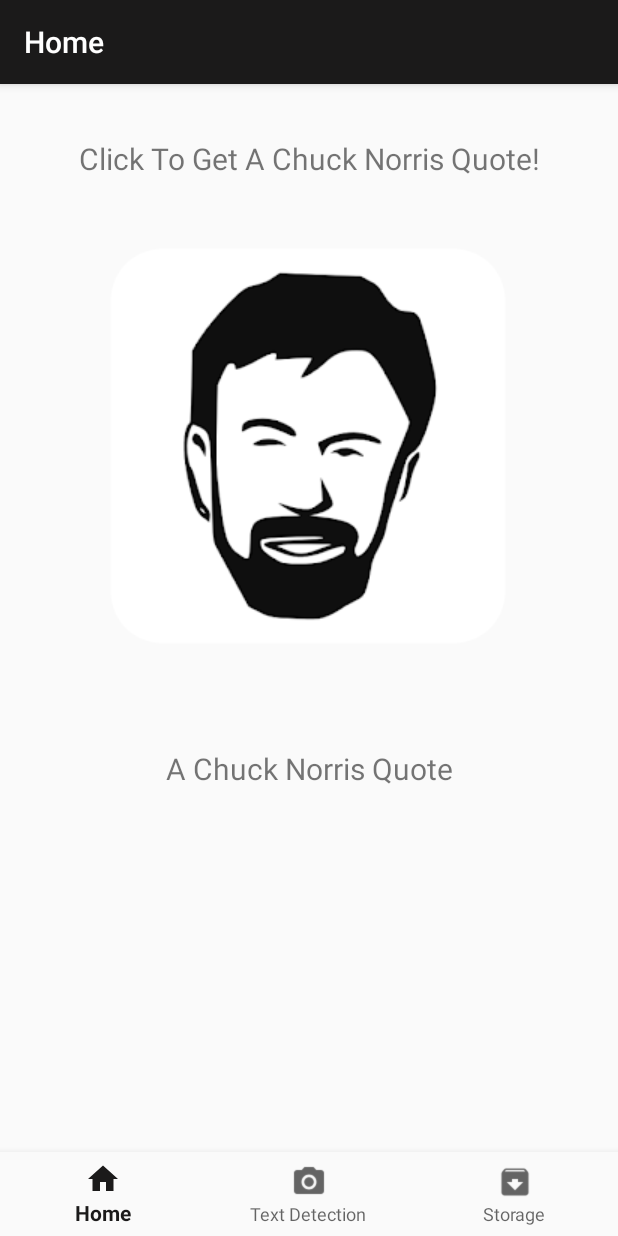
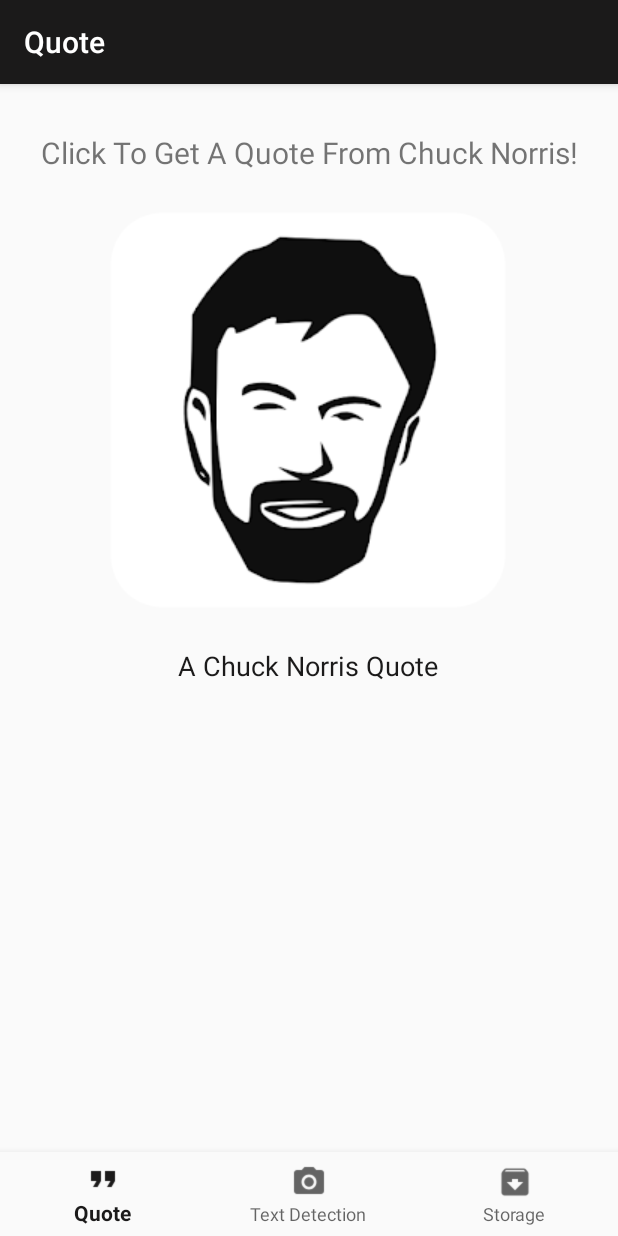
Before and after one commit to ATT254017/DocScanner, an Android app: the screen it shows after launch (MainActivity), on a phone screen of 412 x 824 dp. Run offline under Robolectric (Android 15) with nearby library versions, the phone set to English and light mode, and no system bars; our stand-ins replace navigation-ui.

Commit message:
Last update

```diff
--- a/app/src/main/AndroidManifest.xml
+++ b/app/src/main/AndroidManifest.xml
@@ -12,7 +12,7 @@
         android:allowBackup="true"
         android:icon="@mipmap/ic_launcher"
         android:label="@string/app_name"
-        android:roundIcon="@mipmap/ic_launcher_round"
+        android:roundIcon="@mipmap/logo"
         android:supportsRtl="true"
         android:theme="@style/AppTheme">
         <activity android:name=".EditDocumentActivity"></activity>
--- a/app/src/main/java/com/example/finalproject/ui/home/HomeFragment.java
+++ b/app/src/main/java/com/example/finalproject/ui/home/HomeFragment.java
@@ -7,16 +7,11 @@
 import android.view.ViewGroup;
 import android.widget.ImageView;
 import android.widget.TextView;
-
 import androidx.annotation.NonNull;
 import androidx.fragment.app.Fragment;
-
 import com.example.finalproject.R;
 import com.example.finalproject.api.ChuckNorrisApi;
 import com.example.finalproject.api.ChuckNorrisQuote;
-
-import java.util.List;
-
 import retrofit2.Call;
 import retrofit2.Callback;
 import retrofit2.Response;
--- a/app/src/main/res/layout/fragment_home.xml
+++ b/app/src/main/res/layout/fragment_home.xml
@@ -10,9 +10,9 @@
         android:layout_width="match_parent"
         android:layout_height="wrap_content"
         android:layout_marginStart="8dp"
-        android:layout_marginTop="36dp"
+        android:layout_marginTop="32dp"
         android:layout_marginEnd="8dp"
-        android:text="Click To Get A Chuck Norris Quote!"
+        android:text="Click To Get A Quote From Chuck Norris!"
         android:textAlignment="center"
         android:textSize="20sp"
         app:layout_constraintEnd_toEndOf="parent"
@@ -24,7 +24,7 @@
         android:id="@+id/chuck_norris_image"
         android:layout_width="wrap_content"
         android:layout_height="wrap_content"
-        android:layout_marginTop="28dp"
+        android:layout_marginTop="8dp"
         android:src="@drawable/ic_chuck_norris"
         app:layout_constraintEnd_toEndOf="parent"
         app:layout_constraintHorizontal_bias="0.495"
@@ -35,13 +35,16 @@
         android:id="@+id/chuck_norris_quote"
         android:layout_width="wrap_content"
         android:layout_height="wrap_content"
+        android:gravity="center"
+        android:padding="8dp"
+        android:text="A Chuck Norris Quote"
+        android:textSize="18dp"
+        android:textColor="@color/colorPrimary"
         app:layout_constraintBottom_toBottomOf="parent"
         app:layout_constraintEnd_toEndOf="parent"
+        app:layout_constraintHorizontal_bias="0.497"
         app:layout_constraintStart_toStartOf="parent"
         app:layout_constraintTop_toBottomOf="@+id/chuck_norris_image"
-        android:text="A Chuck Norris Quote"
-        android:textSize="20dp"
-        android:padding="8dp"
-        app:layout_constraintVertical_bias="0.129"></TextView>
+        app:layout_constraintVertical_bias="0.0"></TextView>
 
 </androidx.constraintlayout.widget.ConstraintLayout>
--- a/app/src/main/res/layout/fragment_text_recognition.xml
+++ b/app/src/main/res/layout/fragment_text_recognition.xml
@@ -26,6 +26,7 @@
                 android:layout_width="match_parent"
                 android:layout_height="wrap_content"
                 android:text="DOCUMENT TITLE"
+                android:layout_marginLeft="5dp"
                 android:layout_marginTop="10dp"></TextView>
 
             <EditText
@@ -40,7 +41,7 @@
                 android:layout_height="wrap_content"
                 android:gravity="center_horizontal"
                 android:scrollbars="vertical"
-                android:text="SCAN FOR TEXT IN AN IMAGE"
+                android:text="YOUR SCANNED TEXT GOES HERE"
                 android:textSize="16dp" />
 
         </LinearLayout>
--- a/app/src/main/res/menu/bottom_nav_menu.xml
+++ b/app/src/main/res/menu/bottom_nav_menu.xml
@@ -3,17 +3,17 @@
 
     <item
         android:id="@+id/navigation_home"
-        android:icon="@drawable/ic_home_black_24dp"
-        android:title="@string/title_home" />
+        android:icon="@drawable/ic_quotations"
+        android:title="@string/title_quote" />
 
     <item
         android:id="@+id/navigation_dashboard"
         android:icon="@drawable/ic_camera"
-        android:title="@string/title_dashboard" />
+        android:title="@string/title_text_detection" />
 
     <item
         android:id="@+id/navigation_notifications"
         android:icon="@drawable/ic_storage"
-        android:title="@string/title_notifications" />
+        android:title="@string/title_storage" />
 
 </menu>
--- a/app/src/main/res/navigation/mobile_navigation.xml
+++ b/app/src/main/res/navigation/mobile_navigation.xml
@@ -8,18 +8,18 @@
     <fragment
         android:id="@+id/navigation_home"
         android:name="com.example.finalproject.ui.home.HomeFragment"
-        android:label="@string/title_home"
+        android:label="@string/title_quote"
         tools:layout="@layout/fragment_home" />
 
     <fragment
         android:id="@+id/navigation_dashboard"
         android:name="com.example.finalproject.ui.textRecognition.TextRecognitionFragment"
-        android:label="@string/title_dashboard"
+        android:label="@string/title_text_detection"
         tools:layout="@layout/fragment_text_recognition" />
 
     <fragment
         android:id="@+id/navigation_notifications"
         android:name="com.example.finalproject.ui.storage.StorageFragment"
-        android:label="@string/title_notifications"
+        android:label="@string/title_storage"
         tools:layout="@layout/fragment_storage" />
 </navigation>
--- a/app/src/main/res/values/strings.xml
+++ b/app/src/main/res/values/strings.xml
@@ -1,6 +1,6 @@
 <resources>
-    <string name="app_name">FinalProject</string>
-    <string name="title_home">Home</string>
-    <string name="title_dashboard">Text Detection</string>
-    <string name="title_notifications">Storage</string>
+    <string name="app_name">DocScanner</string>
+    <string name="title_quote">Quote</string>
+    <string name="title_text_detection">Text Detection</string>
+    <string name="title_storage">Storage</string>
 </resources>
```
Also changed, not shown: app/src/main/res/drawable/ic_quotations.png (added), app/src/main/res/mipmap-mdpi/logo.png (added).
